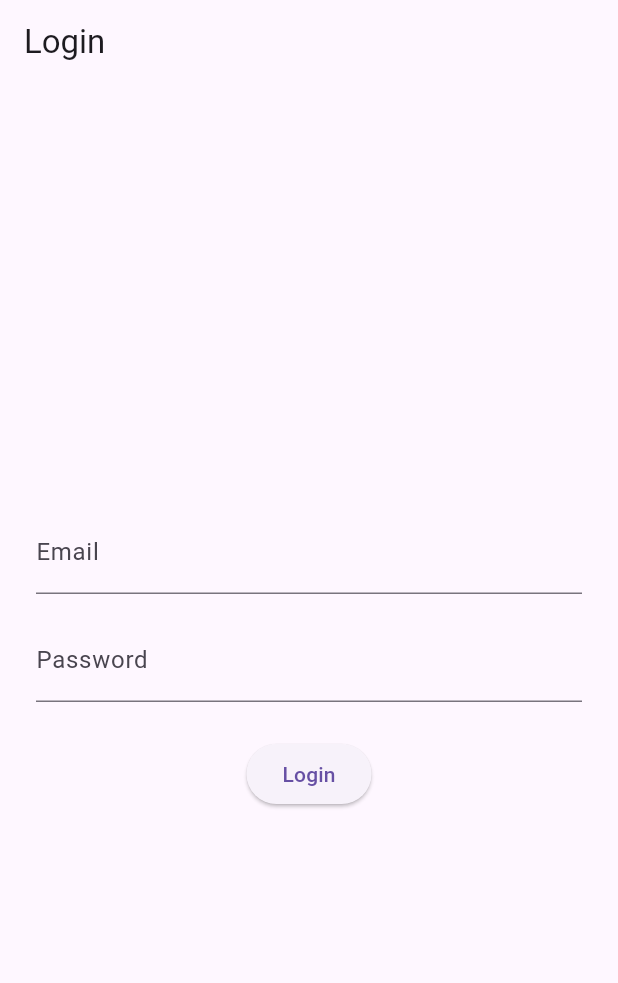
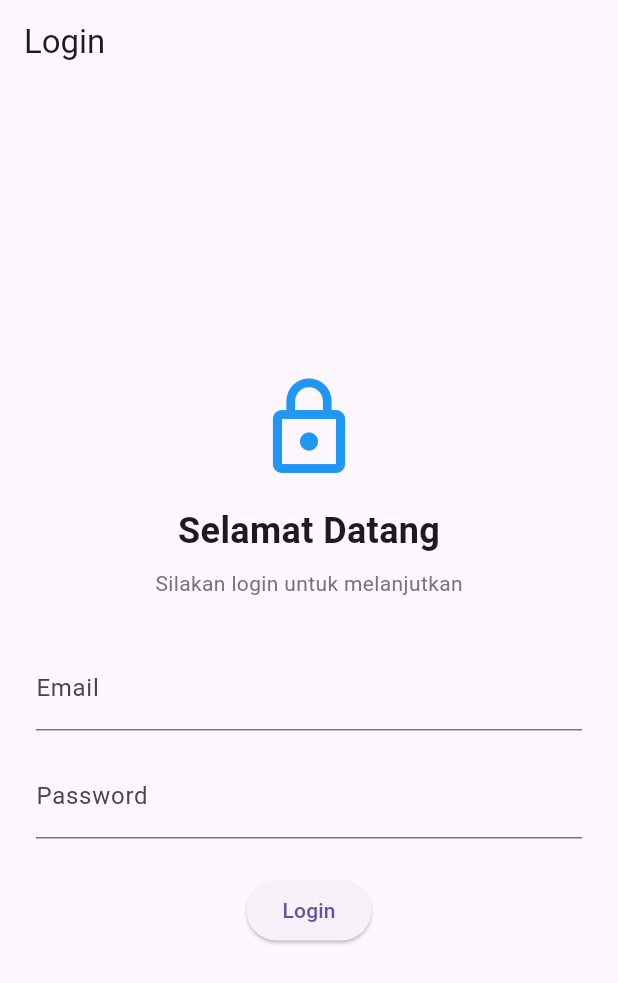
Before and after one commit to dygnora/Latihan-009-aplikasi-mobile, a Flutter app: the screen it shows after launch, on a phone screen of 412 x 824 dp. Shown: the top 983 px of the screen. Run offline on Flutter 3.47's test engine with Material 3 defaults, Android fonts, the phone set to English and light mode, and no system bars; our stand-ins replace firebase_auth, firebase_core; accounts and stored records are empty.

Commit message:
style(login): improve layout structure with header and scroll view

```diff
--- a/lib/screens/login_screen.dart
+++ b/lib/screens/login_screen.dart
@@ -50,11 +50,24 @@ class _LoginScreenState extends State<LoginScreen> {
   Widget build(BuildContext context) {
     return Scaffold(
       appBar: AppBar(title: const Text('Login')),
-      body: Padding(
+      body: Center(
+        child: SingleChildScrollView(
           padding: const EdgeInsets.all(24.0),
           child: Column(
             mainAxisAlignment: MainAxisAlignment.center,
             children: [
+              const Icon(Icons.lock_outline, size: 72, color: Colors.blue),
+              const SizedBox(height: 16),
+              const Text(
+                'Selamat Datang',
+                style: TextStyle(fontSize: 24, fontWeight: FontWeight.bold),
+              ),
+              const SizedBox(height: 8),
+              Text(
+                'Silakan login untuk melanjutkan',
+                style: TextStyle(fontSize: 14, color: Colors.grey[600]),
+              ),
+              const SizedBox(height: 32),
               TextField(
                 controller: _emailController,
                 keyboardType: TextInputType.emailAddress,
@@ -83,6 +96,7 @@ class _LoginScreenState extends State<LoginScreen> {
             ],
           ),
         ),
+      ),
     );
   }
 }
```
Lines whose indentation alone changed are shown as unchanged.
